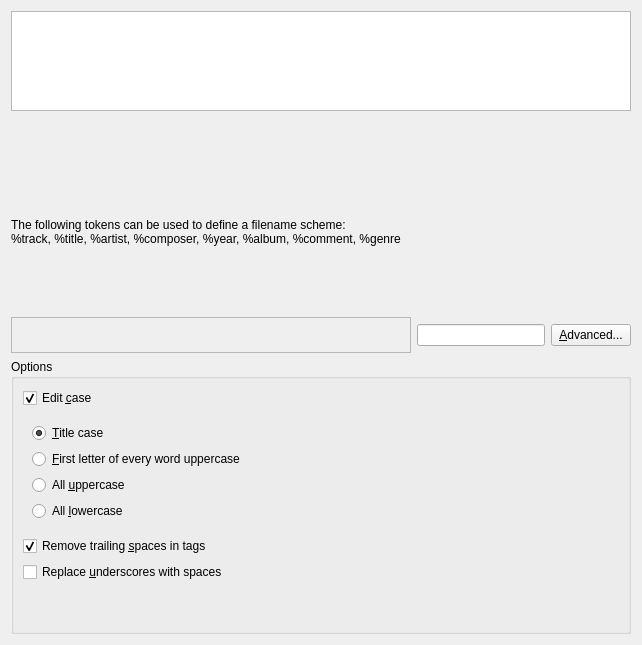
Qt form src/dialogs/FilenameLayoutDialog.ui (KDE/amarok) before a commit.
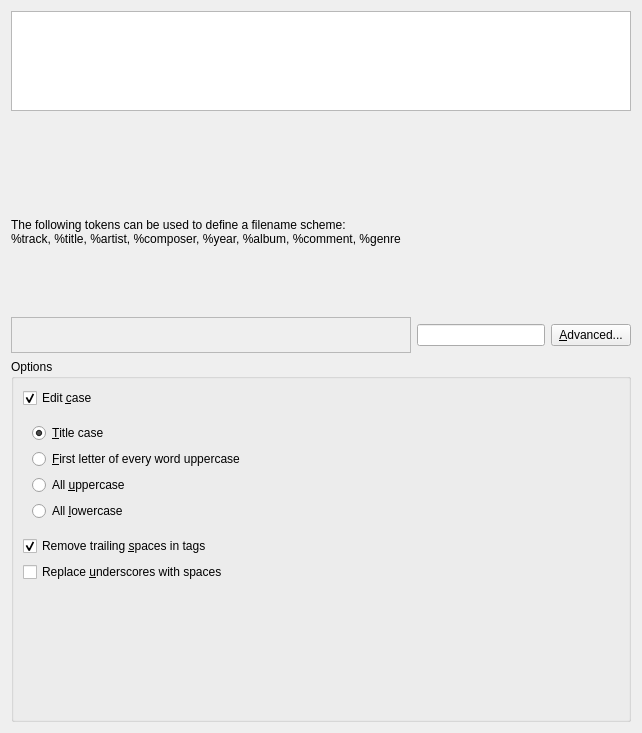
The same form after that commit. Custom widgets are drawn as their Qt base class.

Commit message: Trying to add icons to the Tokens and still wrestling with a nasty crash when dropping on FilenameLayoutWidget. Layout fixes.

```diff
--- a/src/dialogs/FilenameLayoutDialog.ui
+++ b/src/dialogs/FilenameLayoutDialog.ui
@@ -6,7 +6,7 @@
     <x>0</x>
     <y>0</y>
     <width>642</width>
-    <height>641</height>
+    <height>733</height>
    </rect>
   </property>
   <property name="sizePolicy" >
```
The commit also changes 5 other files.
